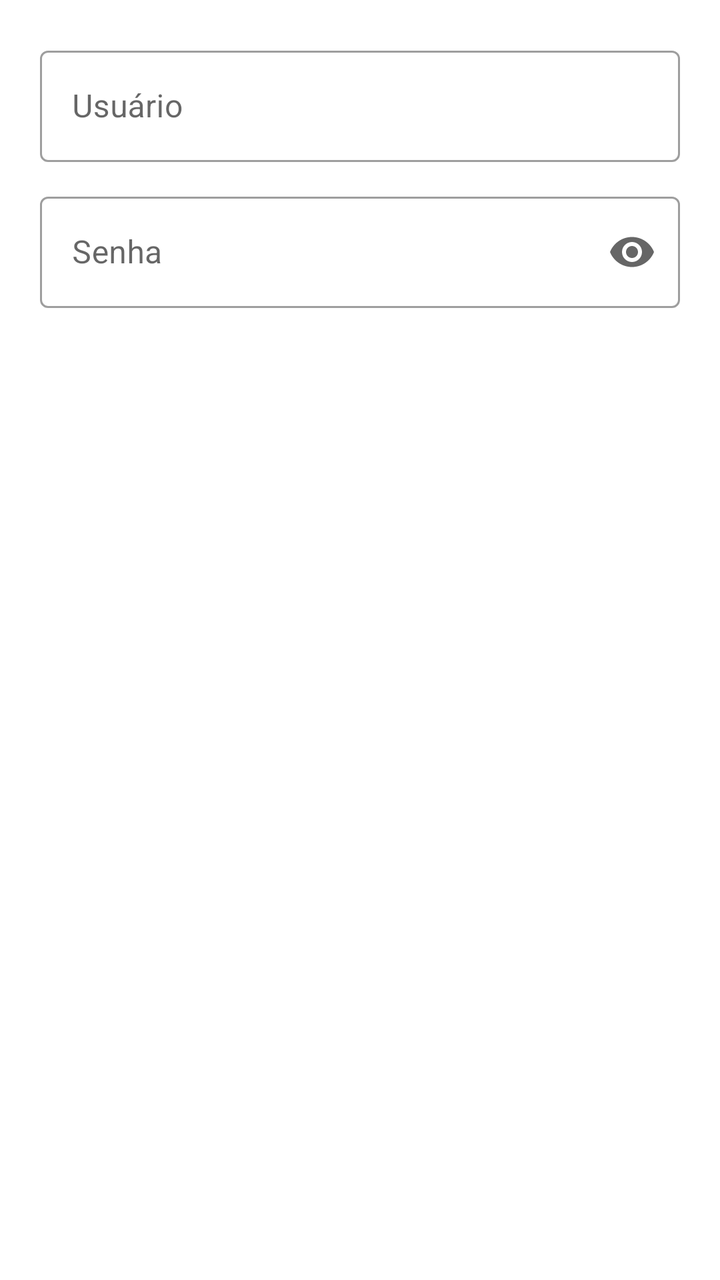
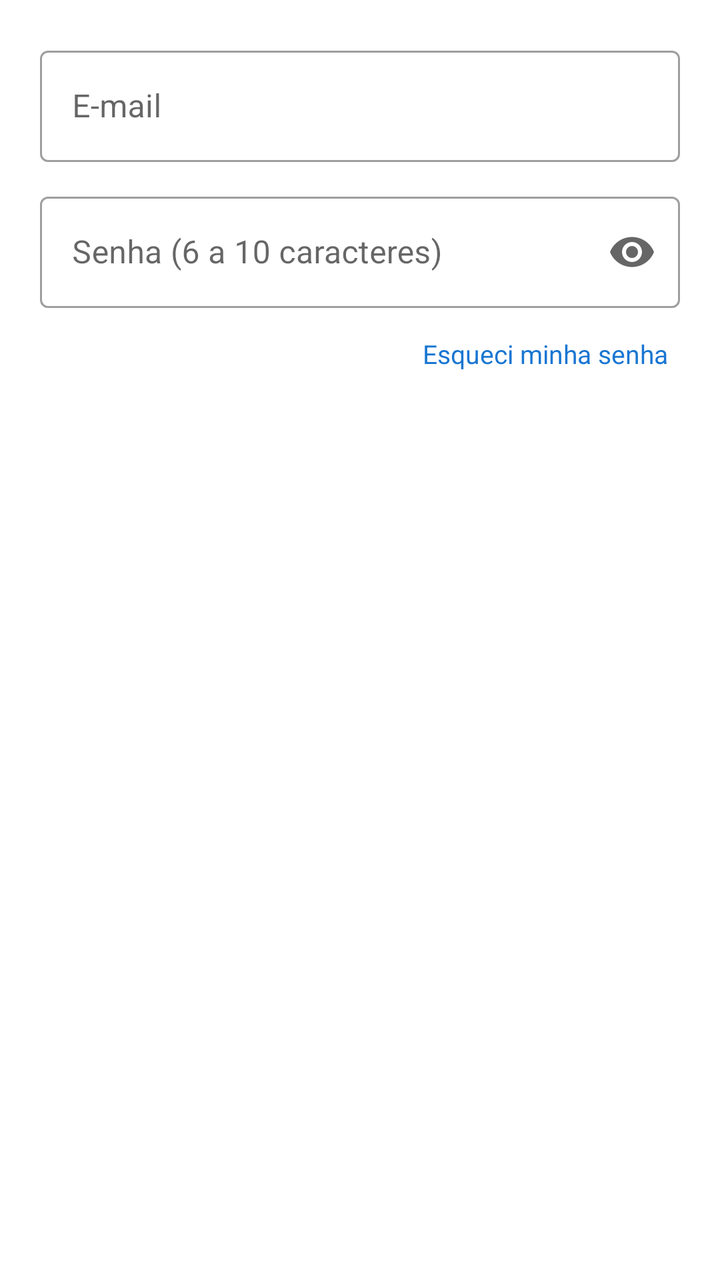

Two renders of the same Android screen: before a commit and after it. Below are the layout's source before the change and the commit's diff.
<!-- AndroidManifest.xml: application theme Theme.MaterialComponents.Light.NoActionBar -->
<!-- res/layout/dialog_admin_login.xml -->
<?xml version="1.0" encoding="utf-8"?>
<LinearLayout xmlns:android="http://schemas.android.com/apk/res/android"
    xmlns:app="http://schemas.android.com/apk/res-auto"
    android:layout_width="match_parent"
    android:layout_height="wrap_content"
    android:orientation="vertical"
    android:padding="20dp">

    <com.google.android.material.textfield.TextInputLayout
        android:layout_width="match_parent"
        android:layout_height="wrap_content"
        android:hint="Usuário"
        style="@style/Widget.MaterialComponents.TextInputLayout.OutlinedBox">

        <com.google.android.material.textfield.TextInputEditText
            android:id="@+id/edtUsuario"
            android:layout_width="match_parent"
            android:layout_height="wrap_content"
            android:inputType="text"
            android:maxLines="1" />
    </com.google.android.material.textfield.TextInputLayout>

    <com.google.android.material.textfield.TextInputLayout
        android:layout_width="match_parent"
        android:layout_height="wrap_content"
        android:layout_marginTop="12dp"
        android:hint="Senha"
        style="@style/Widget.MaterialComponents.TextInputLayout.OutlinedBox"
        app:endIconMode="password_toggle">

        <com.google.android.material.textfield.TextInputEditText
            android:id="@+id/edtSenha"
            android:layout_width="match_parent"
            android:layout_height="wrap_content"
            android:inputType="textPassword"
            android:maxLines="1" />
    </com.google.android.material.textfield.TextInputLayout>

</LinearLayout>
<!-- resources referenced by this layout -->
<resources>

</resources>

<!-- the commit's change to res/layout/dialog_admin_login.xml (unified diff, before → after) -->
@@ -9,14 +9,14 @@
     <com.google.android.material.textfield.TextInputLayout
         android:layout_width="match_parent"
         android:layout_height="wrap_content"
-        android:hint="Usuário"
+        android:hint="E-mail"
         style="@style/Widget.MaterialComponents.TextInputLayout.OutlinedBox">
 
         <com.google.android.material.textfield.TextInputEditText
-            android:id="@+id/edtUsuario"
+            android:id="@+id/edtEmailAdmin"
             android:layout_width="match_parent"
             android:layout_height="wrap_content"
-            android:inputType="text"
+            android:inputType="textEmailAddress"
             android:maxLines="1" />
     </com.google.android.material.textfield.TextInputLayout>
 
@@ -24,16 +24,31 @@
         android:layout_width="match_parent"
         android:layout_height="wrap_content"
         android:layout_marginTop="12dp"
-        android:hint="Senha"
+        android:hint="Senha (6 a 10 caracteres)"
         style="@style/Widget.MaterialComponents.TextInputLayout.OutlinedBox"
         app:endIconMode="password_toggle">
 
         <com.google.android.material.textfield.TextInputEditText
-            android:id="@+id/edtSenha"
+            android:id="@+id/edtSenhaAdmin"
             android:layout_width="match_parent"
             android:layout_height="wrap_content"
             android:inputType="textPassword"
+            android:maxLength="10"
             android:maxLines="1" />
     </com.google.android.material.textfield.TextInputLayout>
 
+    <TextView
+        android:id="@+id/btnEsqueciSenhaAdmin"
+        android:layout_width="wrap_content"
+        android:layout_height="wrap_content"
+        android:layout_gravity="end"
+        android:layout_marginTop="8dp"
+        android:padding="6dp"
+        android:text="Esqueci minha senha"
+        android:textColor="#1976D2"
+        android:textSize="13sp"
+        android:clickable="true"
+        android:focusable="true"
+        android:background="?attr/selectableItemBackground" />
+
 </LinearLayout>
